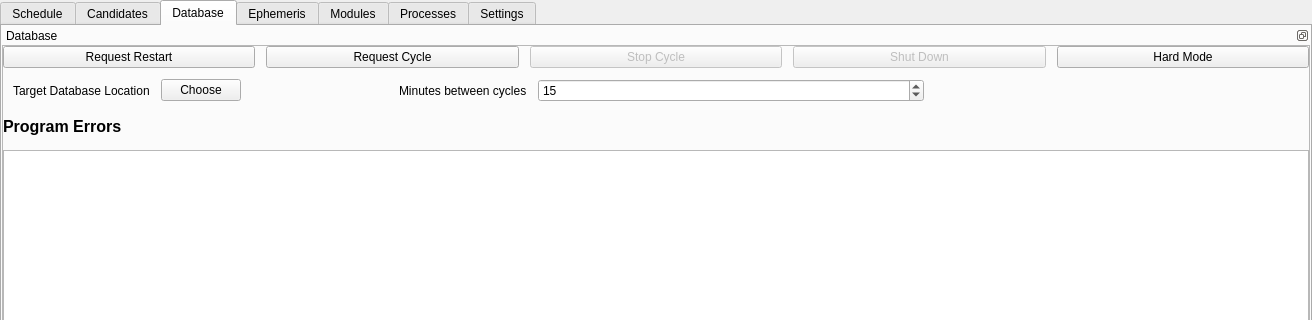
Before: the Qt Designer form alora/maestro/MaestroCore/GUI/mainwindow.ui in sagesanto/alora, drawn with Qt 5; both pictures show x 0 to 1312 and y 0 to 320 of the 1312 by 850 pixel window.
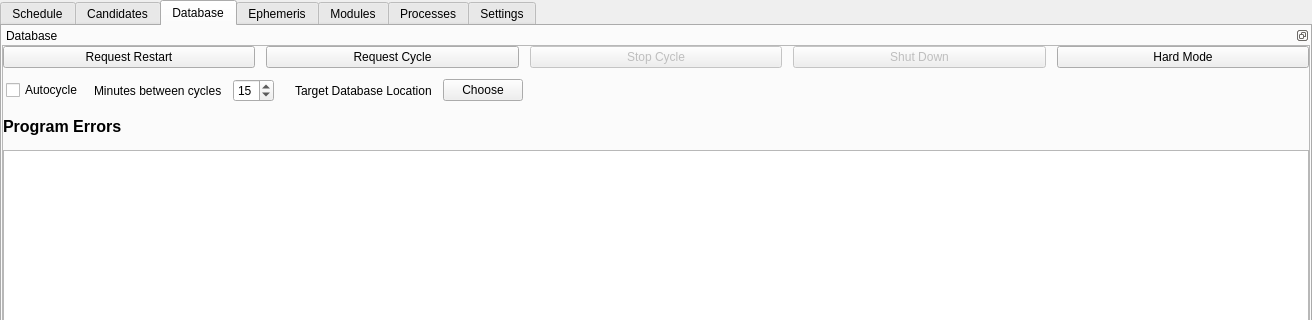
After: the same form once the commit is applied. The open tabs and pages were chosen to show the change. Custom widgets are drawn as their Qt base class.

What changed in the file:
```diff
--- a/alora/maestro/MaestroCore/GUI/mainwindow.ui
+++ b/alora/maestro/MaestroCore/GUI/mainwindow.ui
@@ -1141,6 +1141,51 @@
                  </item>
                  <item>
                   <layout class="QHBoxLayout" name="horizontalLayout_15">
+                   <property name="leftMargin">
+                    <number>3</number>
+                   </property>
+                   <item>
+                    <widget class="QCheckBox" name="autocycle_checkbox">
+                     <property name="text">
+                      <string>Autocycle</string>
+                     </property>
+                    </widget>
+                   </item>
+                   <item>
+                    <widget class="QLabel" name="cycle_time_label">
+                     <property name="sizePolicy">
+                      <sizepolicy hsizetype="Preferred" vsizetype="Preferred">
+                       <horstretch>0</horstretch>
+                       <verstretch>0</verstretch>
+                      </sizepolicy>
+                     </property>
+                     <property name="text">
+                      <string>Minutes between cycles</string>
+                     </property>
+                    </widget>
+                   </item>
+                   <item>
+                    <widget class="QSpinBox" name="minutesBetweenCyclesSpinBox">
+                     <property name="sizePolicy">
+                      <sizepolicy hsizetype="Preferred" vsizetype="Fixed">
+                       <horstretch>0</horstretch>
+                       <verstretch>0</verstretch>
+                      </sizepolicy>
+                     </property>
+                     <property name="toolTip">
+                      <string>How long the database should wait before doing another selection cycle</string>
+                     </property>
+                     <property name="minimum">
+                      <number>1</number>
+                     </property>
+                     <property name="maximum">
+                      <number>60</number>
+                     </property>
+                     <property name="value">
+                      <number>15</number>
+                     </property>
+                    </widget>
+                   </item>
                    <item>
                     <layout class="QHBoxLayout" name="horizontalLayout_16">
                      <property name="leftMargin">
@@ -1184,41 +1229,6 @@
                      </item>
                     </layout>
                    </item>
-                   <item>
-                    <widget class="QLabel" name="label_13">
-                     <property name="sizePolicy">
-                      <sizepolicy hsizetype="Preferred" vsizetype="Preferred">
-                       <horstretch>0</horstretch>
-                       <verstretch>0</verstretch>
-                      </sizepolicy>
-                     </property>
-                     <property name="text">
-                      <string>Minutes between cycles</string>
-                     </property>
-                    </widget>
-                   </item>
-                   <item>
-                    <widget class="QSpinBox" name="minutesBetweenCyclesSpinBox">
-                     <property name="sizePolicy">
-                      <sizepolicy hsizetype="Expanding" vsizetype="Fixed">
-                       <horstretch>0</horstretch>
-                       <verstretch>0</verstretch>
-                      </sizepolicy>
-                     </property>
-                     <property name="toolTip">
-                      <string>How long the database should wait before doing another selection cycle</string>
-                     </property>
-                     <property name="minimum">
-                      <number>1</number>
-                     </property>
-                     <property name="maximum">
-                      <number>60</number>
-                     </property>
-                     <property name="value">
-                      <number>15</number>
-                     </property>
-                    </widget>
-                   </item>
                    <item>
                     <spacer name="horizontalSpacer_6">
                      <property name="orientation">
```
Left out of the diff: 2 changed lines with no effect on the pictures.
